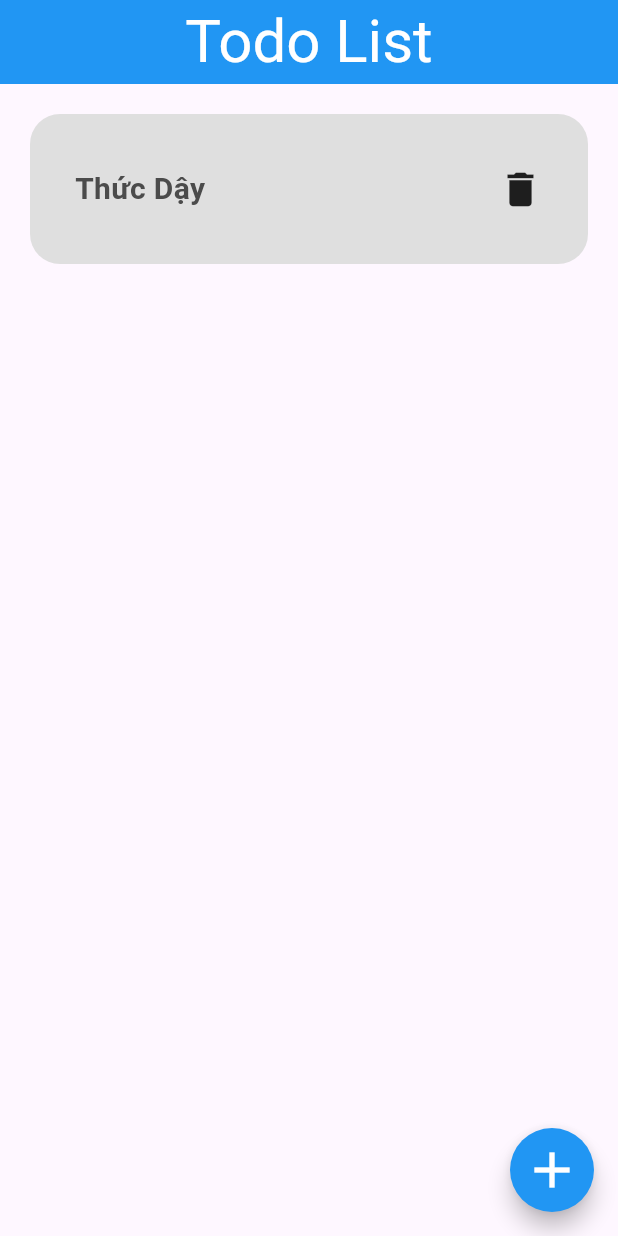
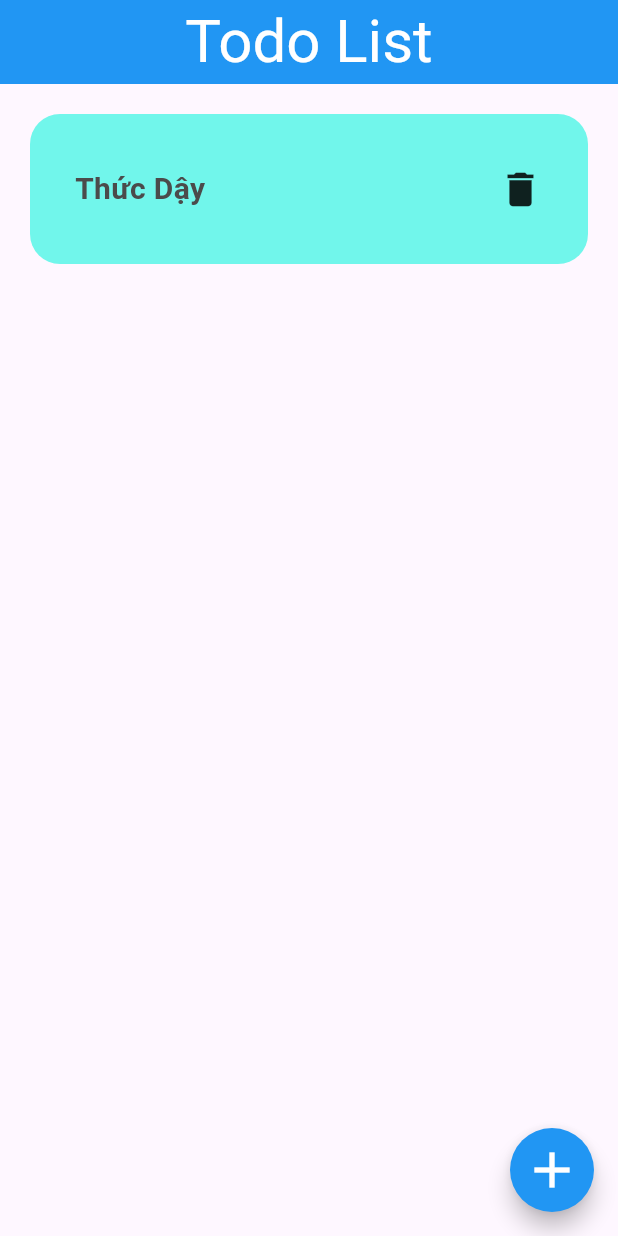
Before and after one commit to Wyn2004/Flutter-Todo-App, a Flutter app: the screen it shows after launch, on a phone screen of 412 x 824 dp. Run offline on Flutter 3.47's test engine with Material 3 defaults, Android fonts, the phone set to English and light mode, and no system bars.

Commit message:
push style interface

```diff
--- a/lib/main.dart
+++ b/lib/main.dart
@@ -52,7 +52,13 @@ class _MyAppState extends State<MyApp> {
         child: Column(
           children:
               items
-                  .map((item) => CardBody(item: item, onDelete: _handleDelete))
+                  .map(
+                    (item) => CardBody(
+                      index: items.indexOf(item),
+                      item: item,
+                      onDelete: _handleDelete,
+                    ),
+                  )
                   .toList(),
         ),
       ),
--- a/lib/widget/card_body_widget.dart
+++ b/lib/widget/card_body_widget.dart
@@ -5,8 +5,14 @@ import 'package:todo_app/modal/item.dart';
 class CardBody extends StatelessWidget {
   final DataItem item;
   final Function(String) onDelete;
+  final int index;
 
-  const CardBody({super.key, required this.item, required this.onDelete});
+  const CardBody({
+    super.key,
+    required this.index,
+    required this.item,
+    required this.onDelete,
+  });
 
   void _handleDelete(BuildContext context, String id) async {
     if (await confirm(context)) {
@@ -23,7 +29,8 @@ class CardBody extends StatelessWidget {
       width: double.infinity,
       height: 100,
       decoration: BoxDecoration(
-        color: const Color(0xffDFDFDF),
+        color:
+            index % 2 == 0 ? const Color.fromARGB(255, 113, 246, 235) : const Color.fromARGB(255, 166, 239, 82),
         borderRadius: BorderRadius.circular(20),
       ),
       child: Padding(
```
